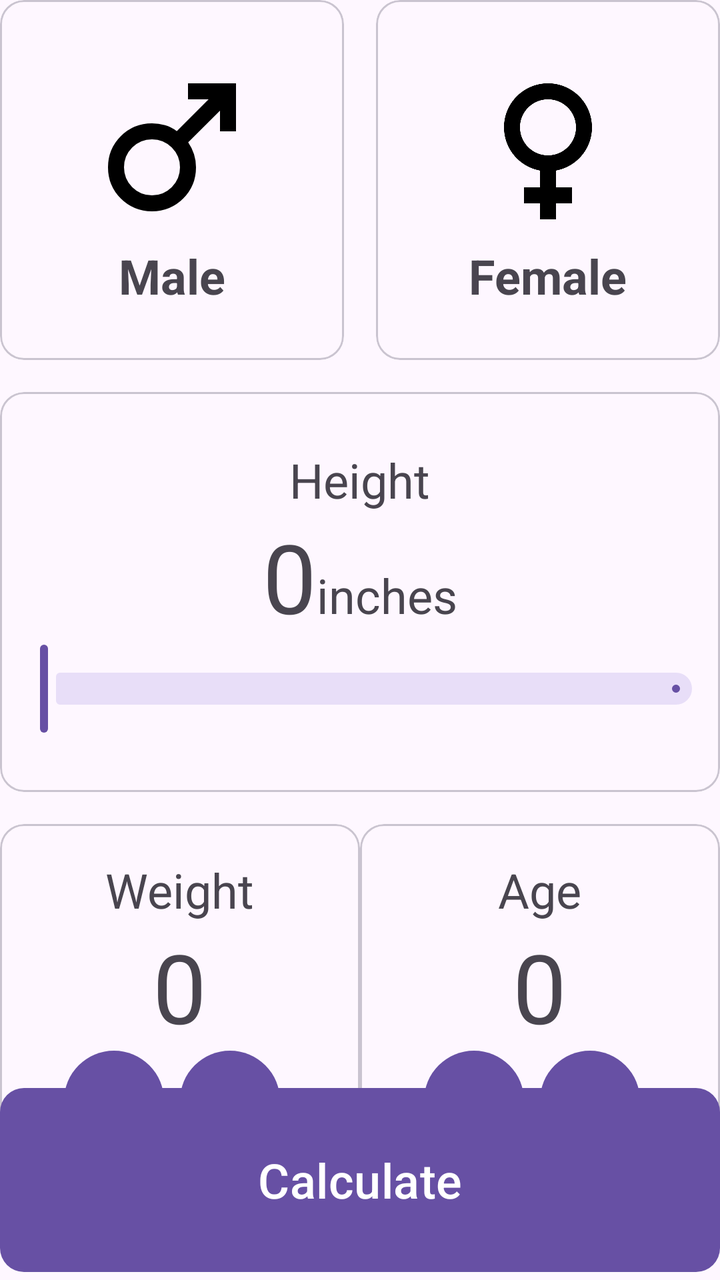
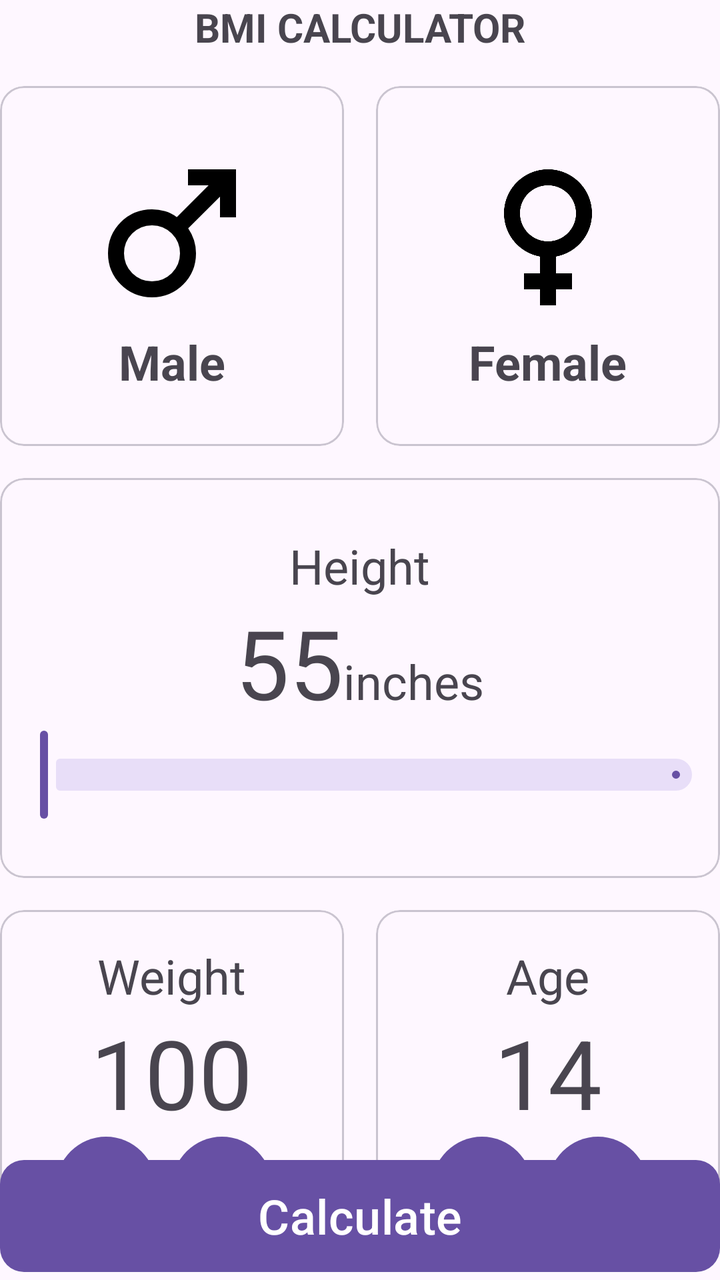

Two renders of the same Android screen: before a commit and after it. Below are the layout's source before the change and the commit's diff.
<!-- AndroidManifest.xml: application theme Theme.Activitat03 -->
<!-- res/layout/activity_main.xml -->
<?xml version="1.0" encoding="utf-8"?>
<androidx.constraintlayout.widget.ConstraintLayout xmlns:android="http://schemas.android.com/apk/res/android"
    xmlns:app="http://schemas.android.com/apk/res-auto"
    xmlns:tools="http://schemas.android.com/tools"
    android:id="@+id/main"
    android:layout_width="match_parent"
    android:layout_height="match_parent"
    android:layout_margin="16dp"
    tools:context=".MainActivity">

    <com.google.android.material.card.MaterialCardView
        android:id="@+id/home"
        android:layout_width="0dp"
        android:layout_height="180dp"
        android:layout_marginEnd="16dp"
        app:layout_constraintEnd_toStartOf="@id/dona"
        app:layout_constraintStart_toStartOf="parent"
        app:layout_constraintTop_toTopOf="parent">

        <LinearLayout
            android:layout_width="match_parent"
            android:layout_height="match_parent"
            android:gravity="center"
            android:orientation="vertical">
            <ImageView
                android:layout_width="96dp"
                android:layout_height="96dp"
                android:contentDescription="@string/male_icon"
                android:src="@drawable/male_24px">

            </ImageView>

            <TextView
                android:layout_width="wrap_content"
                android:layout_height="wrap_content"
                android:text="@string/male"
                android:textSize="24sp"
                android:textStyle="bold">


            </TextView>

        </LinearLayout>
    </com.google.android.material.card.MaterialCardView>


    <com.google.android.material.card.MaterialCardView
        android:id="@+id/dona"
        android:layout_width="0dp"
        android:layout_height="180dp"
        app:layout_constraintEnd_toEndOf="parent"
        app:layout_constraintStart_toEndOf="@id/home"
        app:layout_constraintTop_toTopOf="parent">

        <LinearLayout
            android:layout_width="match_parent"
            android:layout_height="match_parent"
            android:gravity="center"
            android:orientation="vertical"
            tools:ignore="UseCompoundDrawables">

            <ImageView
                android:layout_width="96dp"
                android:layout_height="96dp"
                android:contentDescription="@string/female"
                android:src="@drawable/baseline_female_24" />

            <TextView
                android:layout_width="wrap_content"
                android:layout_height="wrap_content"
                android:text="@string/femaleText"
                android:textSize="24sp"
                android:textStyle="bold">

            </TextView>
        </LinearLayout>
    </com.google.android.material.card.MaterialCardView>

    <com.google.android.material.card.MaterialCardView
        android:id="@+id/mida"
        android:layout_width="match_parent"
        android:layout_height="200dp"
        android:layout_marginTop="16dp"
        app:layout_constraintTop_toBottomOf="@id/dona">

        <LinearLayout
            android:layout_width="match_parent"
            android:layout_height="match_parent"
            android:gravity="center"
            android:orientation="vertical">
            <TextView
                android:layout_width="wrap_content"
                android:layout_height="wrap_content"
                android:text="Height"
                android:textSize="24sp"/>
            <LinearLayout
                android:layout_width="wrap_content"
                android:layout_height="wrap_content"
                android:orientation="horizontal">
                <TextView
                    android:id="@+id/height_value"
                    android:layout_width="wrap_content"
                    android:textSize="48sp"
                    android:layout_height="wrap_content"
                    android:text="0">

                </TextView>
                <TextView
                    android:layout_width="wrap_content"
                    android:textSize="24sp"
                    android:layout_height="wrap_content"
                    android:text="inches">

                </TextView>

            </LinearLayout>

            <com.google.android.material.slider.Slider
                android:id="@+id/slider"
                android:layout_width="match_parent"
                android:layout_height="24dp" />
        </LinearLayout>

    </com.google.android.material.card.MaterialCardView>

    <com.google.android.material.card.MaterialCardView
        android:id="@+id/pes"
        android:layout_width="180dp"
        android:layout_height="180dp"
        android:layout_marginTop="16dp"
        app:layout_constraintStart_toStartOf="parent"
        app:layout_constraintTop_toBottomOf="@id/mida" >

        <LinearLayout
            android:layout_width="match_parent"
            android:layout_height="match_parent"
            android:gravity="center"
            android:orientation="vertical">
            <TextView
                android:layout_width="wrap_content"
                android:layout_height="wrap_content"
                android:text="Weight"
                android:textSize="24sp"/>
            <TextView
                android:id="@+id/weight_value"
                android:layout_width="wrap_content"
                android:layout_height="wrap_content"
                android:text="0"
                android:textSize="48sp"/>
            <LinearLayout
                android:layout_width="wrap_content"
                android:layout_height="wrap_content">
                <com.google.android.material.button.MaterialButton
                    android:id="@+id/add"
                    android:layout_width="50dp"
                    android:layout_height="50dp"
                    android:layout_marginEnd="8dp"
                    android:insetLeft="0dp"
                    android:insetRight="0dp"
                    android:insetTop="0dp"
                    android:insetBottom="0dp"
                    android:padding="0dp"
                    app:icon="@drawable/outline_add_24"
                    app:iconGravity="textStart"
                    app:iconPadding="0dp"
                    app:backgroundTint="?colorPrimary"
                    app:cornerRadius="30dp"/>
                <com.google.android.material.button.MaterialButton
                    android:id="@+id/substract"
                    android:layout_width="50dp"
                    android:layout_height="50dp"
                    android:layout_marginEnd="8dp"
                    android:insetLeft="0dp"
                    android:insetRight="0dp"
                    android:insetTop="0dp"
                    android:insetBottom="0dp"
                    android:padding="0dp"
                    app:icon="@drawable/outline_minus_24"
                    app:iconGravity="textStart"
                    app:iconPadding="0dp"
                    app:backgroundTint="?colorPrimary"
                    app:cornerRadius="30dp"/>
            </LinearLayout>
        </LinearLayout>

    </com.google.android.material.card.MaterialCardView>

    <com.google.android.material.card.MaterialCardView
        android:id="@+id/anys"
        android:layout_width="180dp"
        android:layout_height="180dp"
        android:layout_marginTop="16dp"
        app:layout_constraintEnd_toEndOf="parent"
        app:layout_constraintTop_toBottomOf="@id/mida" >

        <LinearLayout
            android:layout_width="match_parent"
            android:layout_height="match_parent"
            android:gravity="center"
            android:orientation="vertical">
            <TextView
                android:layout_width="wrap_content"
                android:layout_height="wrap_content"
                android:text="Age"
                android:textSize="24sp"/>
            <TextView
                android:id="@+id/age_value"
                android:layout_width="wrap_content"
                android:layout_height="wrap_content"
                android:text="0"
                android:textSize="48sp"/>
            <LinearLayout
                android:layout_width="wrap_content"
                android:layout_height="wrap_content">
                <com.google.android.material.button.MaterialButton
                    android:id="@+id/add_age"
                    android:layout_width="50dp"
                    android:layout_height="50dp"
                    android:layout_marginEnd="8dp"
                    android:insetLeft="0dp"
                    android:insetRight="0dp"
                    android:insetTop="0dp"
                    android:insetBottom="0dp"
                    android:padding="0dp"
                    app:icon="@drawable/outline_add_24"
                    app:iconGravity="textStart"
                    app:iconPadding="0dp"
                    app:backgroundTint="?colorPrimary"
                    app:cornerRadius="30dp"/>
                <com.google.android.material.button.MaterialButton
                    android:id="@+id/substract_age"
                    android:layout_width="50dp"
                    android:layout_height="50dp"
                    android:layout_marginEnd="8dp"
                    android:insetLeft="0dp"
                    android:insetRight="0dp"
                    android:insetTop="0dp"
                    android:insetBottom="0dp"
                    android:padding="0dp"
                    app:icon="@drawable/outline_minus_24"
                    app:iconGravity="textStart"
                    app:iconPadding="0dp"
                    app:backgroundTint="?colorPrimary"
                    app:cornerRadius="30dp"/>
            </LinearLayout>
        </LinearLayout>
    </com.google.android.material.card.MaterialCardView>

    <com.google.android.material.button.MaterialButton
        android:layout_width="match_parent"
        android:id="@+id/calc"
        android:layout_height="100dp"
        android:text="Calculate"
        android:textSize="24dp"
        app:cornerRadius="12dp"
        app:layout_constraintBottom_toBottomOf="parent" />

</androidx.constraintlayout.widget.ConstraintLayout>
<!-- resources referenced by this layout -->
<resources>
  <!-- drawable baseline_female_24 (drawable) -->
  <vector xmlns:android="http://schemas.android.com/apk/res/android" android:height="24dp" android:tint="#000000" android:viewportHeight="24" android:viewportWidth="24" android:width="24dp">
        
      <path android:fillColor="@android:color/white" android:pathData="M17.5,9.5C17.5,6.46 15.04,4 12,4S6.5,6.46 6.5,9.5c0,2.7 1.94,4.93 4.5,5.4V17H9v2h2v2h2v-2h2v-2h-2v-2.1C15.56,14.43 17.5,12.2 17.5,9.5zM8.5,9.5C8.5,7.57 10.07,6 12,6s3.5,1.57 3.5,3.5S13.93,13 12,13S8.5,11.43 8.5,9.5z"/>
      
  </vector>
  <!-- drawable male_24px (drawable) -->
  <vector xmlns:android="http://schemas.android.com/apk/res/android"
      android:width="24dp"
      android:height="24dp"
      android:viewportWidth="960"
      android:viewportHeight="960">
    <path
        android:fillColor="@android:color/black"
        android:pathData="M800,160L800,400L720,400L720,297L561,455Q580,483 590,514.5Q600,546 600,580Q600,672 536,736Q472,800 380,800Q288,800 224,736Q160,672 160,580Q160,488 224,424Q288,360 380,360Q413,360 445,369.5Q477,379 504,399L663,240L560,240L560,160L800,160ZM281,481Q240,522 240,580Q240,638 281,679Q322,720 380,720Q438,720 479,679Q520,638 520,580Q520,522 479,481Q438,440 380,440Q322,440 281,481Z"/>
  </vector>
  <!-- drawable outline_add_24 (drawable) -->
  <vector xmlns:android="http://schemas.android.com/apk/res/android" android:height="24dp" android:tint="#000000" android:viewportHeight="960" android:viewportWidth="960" android:width="24dp">
        
      <path android:fillColor="@android:color/white" android:pathData="M440,520L200,520L200,440L440,440L440,200L520,200L520,440L760,440L760,520L520,520L520,760L440,760L440,520Z"/>
      
  </vector>
  <!-- drawable outline_minus_24 (drawable) -->
  <vector xmlns:android="http://schemas.android.com/apk/res/android" android:height="24dp" android:tint="#000000" android:viewportHeight="960" android:viewportWidth="960" android:width="24dp">
        
      <path android:fillColor="@android:color/white" android:pathData="M240,520L240,440L720,440L720,520L240,520Z"/>
      
  </vector>
  <string name="female">Female Icon</string>
  <string name="femaleText">Female</string>
  <string name="male">Male</string>
  <string name="male_icon">Male Icon</string>
  <style name="Theme.Activitat03" parent="Base.Theme.Activitat03" />
  <style name="Base.Theme.Activitat03" parent="Theme.Material3.DayNight.NoActionBar">
          
          
      </style>
</resources>

<!-- the commit's change to res/layout/activity_main.xml (unified diff, before → after) -->
@@ -8,20 +8,33 @@
     android:layout_margin="16dp"
     tools:context=".MainActivity">
 
+    <TextView
+        android:id="@+id/title"
+        android:layout_width="wrap_content"
+        android:layout_height="wrap_content"
+        android:text="@string/bmi_calculator"
+        android:textSize="20sp"
+        android:textStyle="bold"
+        app:layout_constraintTop_toTopOf="parent"
+        app:layout_constraintStart_toStartOf="parent"
+        app:layout_constraintEnd_toEndOf="parent" />
+
     <com.google.android.material.card.MaterialCardView
         android:id="@+id/home"
         android:layout_width="0dp"
         android:layout_height="180dp"
+        android:layout_marginTop="16dp"
         android:layout_marginEnd="16dp"
         app:layout_constraintEnd_toStartOf="@id/dona"
         app:layout_constraintStart_toStartOf="parent"
-        app:layout_constraintTop_toTopOf="parent">
-
-        <LinearLayout
-            android:layout_width="match_parent"
-            android:layout_height="match_parent"
-            android:gravity="center"
-            android:orientation="vertical">
+        app:layout_constraintTop_toBottomOf="@id/title">
+
+        <LinearLayout
+            android:layout_width="match_parent"
+            android:layout_height="match_parent"
+            android:gravity="center"
+            android:orientation="vertical"
+            tools:ignore="UseCompoundDrawables">
             <ImageView
                 android:layout_width="96dp"
                 android:layout_height="96dp"
@@ -48,9 +61,10 @@
         android:id="@+id/dona"
         android:layout_width="0dp"
         android:layout_height="180dp"
+        android:layout_marginTop="16dp"
         app:layout_constraintEnd_toEndOf="parent"
         app:layout_constraintStart_toEndOf="@id/home"
-        app:layout_constraintTop_toTopOf="parent">
+        app:layout_constraintTop_toBottomOf="@id/title">
 
         <LinearLayout
             android:layout_width="match_parent"
@@ -91,7 +105,7 @@
             <TextView
                 android:layout_width="wrap_content"
                 android:layout_height="wrap_content"
-                android:text="Height"
+                android:text="@string/height"
                 android:textSize="24sp"/>
             <LinearLayout
                 android:layout_width="wrap_content"
@@ -102,14 +116,14 @@
                     android:layout_width="wrap_content"
                     android:textSize="48sp"
                     android:layout_height="wrap_content"
-                    android:text="0">
+                    android:text="@string/default_height">
 
                 </TextView>
                 <TextView
                     android:layout_width="wrap_content"
                     android:textSize="24sp"
                     android:layout_height="wrap_content"
-                    android:text="inches">
+                    android:text="@string/inches">
 
                 </TextView>
 
@@ -125,11 +139,13 @@
 
     <com.google.android.material.card.MaterialCardView
         android:id="@+id/pes"
-        android:layout_width="180dp"
-        android:layout_height="180dp"
-        android:layout_marginTop="16dp"
+        android:layout_width="0dp"
+        android:layout_height="180dp"
+        android:layout_marginTop="16dp"
+        android:layout_marginEnd="16dp"
+        app:layout_constraintEnd_toStartOf="@id/anys"
         app:layout_constraintStart_toStartOf="parent"
-        app:layout_constraintTop_toBottomOf="@id/mida" >
+        app:layout_constraintTop_toBottomOf="@id/mida">
 
         <LinearLayout
             android:layout_width="match_parent"
@@ -139,13 +155,13 @@
             <TextView
                 android:layout_width="wrap_content"
                 android:layout_height="wrap_content"
-                android:text="Weight"
+                android:text="@string/weight"
                 android:textSize="24sp"/>
             <TextView
                 android:id="@+id/weight_value"
                 android:layout_width="wrap_content"
                 android:layout_height="wrap_content"
-                android:text="0"
+                android:text="@string/default_weight"
                 android:textSize="48sp"/>
             <LinearLayout
                 android:layout_width="wrap_content"
@@ -160,6 +176,7 @@
                     android:insetTop="0dp"
                     android:insetBottom="0dp"
                     android:padding="0dp"
+                    android:contentDescription="@string/add_icon"
                     app:icon="@drawable/outline_add_24"
                     app:iconGravity="textStart"
                     app:iconPadding="0dp"
@@ -175,6 +192,7 @@
                     android:insetTop="0dp"
                     android:insetBottom="0dp"
                     android:padding="0dp"
+                    android:contentDescription="@string/substract_icon"
                     app:icon="@drawable/outline_minus_24"
                     app:iconGravity="textStart"
                     app:iconPadding="0dp"
@@ -187,11 +205,12 @@
 
     <com.google.android.material.card.MaterialCardView
         android:id="@+id/anys"
-        android:layout_width="180dp"
+        android:layout_width="0dp"
         android:layout_height="180dp"
         android:layout_marginTop="16dp"
         app:layout_constraintEnd_toEndOf="parent"
-        app:layout_constraintTop_toBottomOf="@id/mida" >
+        app:layout_constraintStart_toEndOf="@id/pes"
+        app:layout_constraintTop_toBottomOf="@id/mida">
 
         <LinearLayout
             android:layout_width="match_parent"
@@ -201,13 +220,13 @@
             <TextView
                 android:layout_width="wrap_content"
                 android:layout_height="wrap_content"
-                android:text="Age"
+                android:text="@string/age"
                 android:textSize="24sp"/>
             <TextView
                 android:id="@+id/age_value"
                 android:layout_width="wrap_content"
                 android:layout_height="wrap_content"
-                android:text="0"
+                android:text="@string/default_age"
                 android:textSize="48sp"/>
             <LinearLayout
                 android:layout_width="wrap_content"
@@ -222,6 +241,7 @@
                     android:insetTop="0dp"
                     android:insetBottom="0dp"
                     android:padding="0dp"
+                    android:contentDescription="@string/add_icon"
                     app:icon="@drawable/outline_add_24"
                     app:iconGravity="textStart"
                     app:iconPadding="0dp"
@@ -237,6 +257,7 @@
                     android:insetTop="0dp"
                     android:insetBottom="0dp"
                     android:padding="0dp"
+                    android:contentDescription="@string/substract_icon"
                     app:icon="@drawable/outline_minus_24"
                     app:iconGravity="textStart"
                     app:iconPadding="0dp"
@@ -249,9 +270,9 @@
     <com.google.android.material.button.MaterialButton
         android:layout_width="match_parent"
         android:id="@+id/calc"
-        android:layout_height="100dp"
-        android:text="Calculate"
-        android:textSize="24dp"
+        android:layout_height="64dp"
+        android:text="@string/calculate"
+        android:textSize="24sp"
         app:cornerRadius="12dp"
         app:layout_constraintBottom_toBottomOf="parent" />
 
<!-- resource entries referenced after the edit -->
@@ -28,10 +28,21 @@
       <path android:fillColor="@android:color/white" android:pathData="M240,520L240,440L720,440L720,520L240,520Z"/>
       
   </vector>
+  <string name="add_icon">Add</string>
+  <string name="age">Age</string>
+  <string name="bmi_calculator">BMI CALCULATOR</string>
+  <string name="calculate">Calculate</string>
+  <string name="default_age">14</string>
+  <string name="default_height">55</string>
+  <string name="default_weight">100</string>
   <string name="female">Female Icon</string>
   <string name="femaleText">Female</string>
+  <string name="height">Height</string>
+  <string name="inches">inches</string>
   <string name="male">Male</string>
   <string name="male_icon">Male Icon</string>
+  <string name="substract_icon">Subtract</string>
+  <string name="weight">Weight</string>
   <style name="Theme.Activitat03" parent="Base.Theme.Activitat03" />
   <style name="Base.Theme.Activitat03" parent="Theme.Material3.DayNight.NoActionBar">
           
